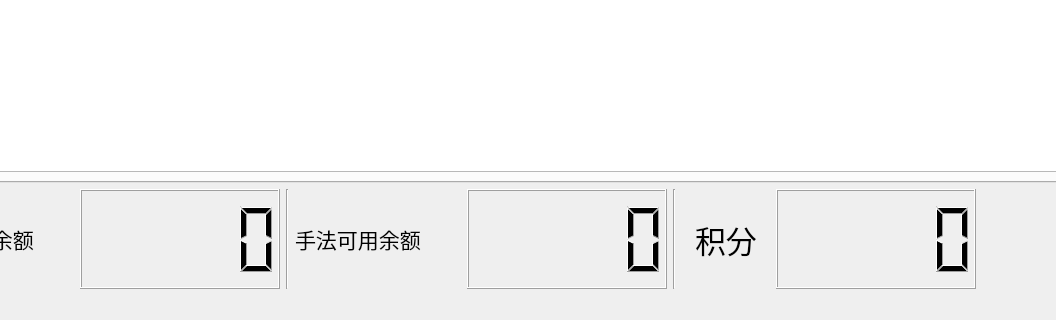
Old version of the form Qtdesigners/主界面.ui in the repository zhihao2020/ShopSystem; both pictures show x 101 to 1157 and y 383 to 703 of the 1477 by 703 pixel window.
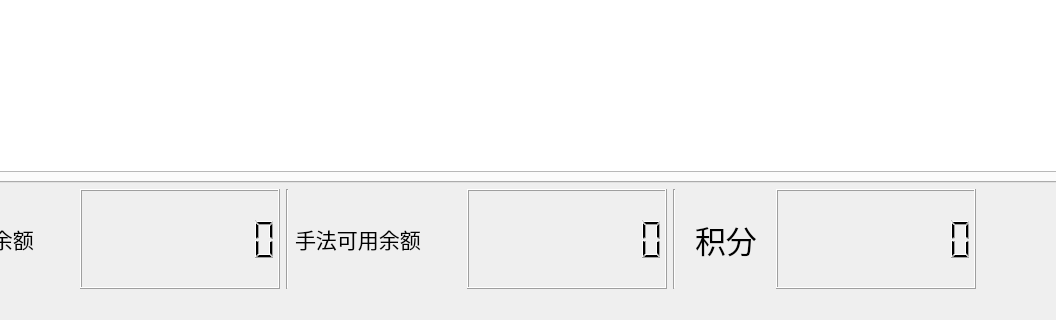
New version of the form. Icons and pictures are not drawn.

```diff
--- a/Qtdesigners/主界面.ui
+++ b/Qtdesigners/主界面.ui
@@ -203,6 +203,12 @@
               <height>100</height>
              </size>
             </property>
+            <property name="digitCount">
+             <number>9</number>
+            </property>
+            <property name="intValue" stdset="0">
+             <number>0</number>
+            </property>
            </widget>
           </item>
          </layout>
@@ -248,6 +254,9 @@
             <height>100</height>
            </size>
           </property>
+          <property name="digitCount">
+           <number>9</number>
+          </property>
          </widget>
         </item>
         <item>
@@ -303,6 +312,21 @@
             <height>100</height>
            </size>
           </property>
+          <property name="digitCount">
+           <number>9</number>
+          </property>
+          <property name="mode">
+           <enum>QLCDNumber::Dec</enum>
+          </property>
+          <property name="segmentStyle">
+           <enum>QLCDNumber::Filled</enum>
+          </property>
+          <property name="value" stdset="0">
+           <double>0.000000000000000</double>
+          </property>
+          <property name="intValue" stdset="0">
+           <number>0</number>
+          </property>
          </widget>
         </item>
        </layout>
```
Left out of the diff: 3 changed lines with no effect on the pictures.
